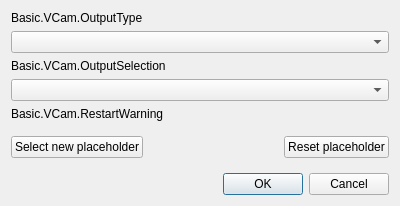
Above: UI/forms/OBSBasicVCamConfig.ui from gxalpha/obs-studio before the change. Below: the same form after it.
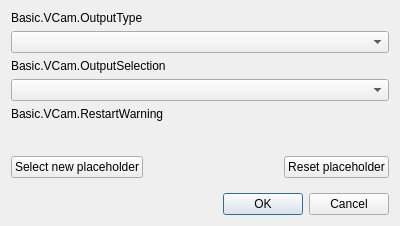
That is the form after the change.

```diff
--- a/UI/forms/OBSBasicVCamConfig.ui
+++ b/UI/forms/OBSBasicVCamConfig.ui
@@ -57,6 +57,10 @@
      </property>
     </spacer>
    </item>
+<item>
+ <widget class="QLabel" name="placeholderPreview">
+ </widget>
+</item>
 <item>
 <layout class="QHBoxLayout" name="horizontalLayout">
  <property name="spacing">
```
